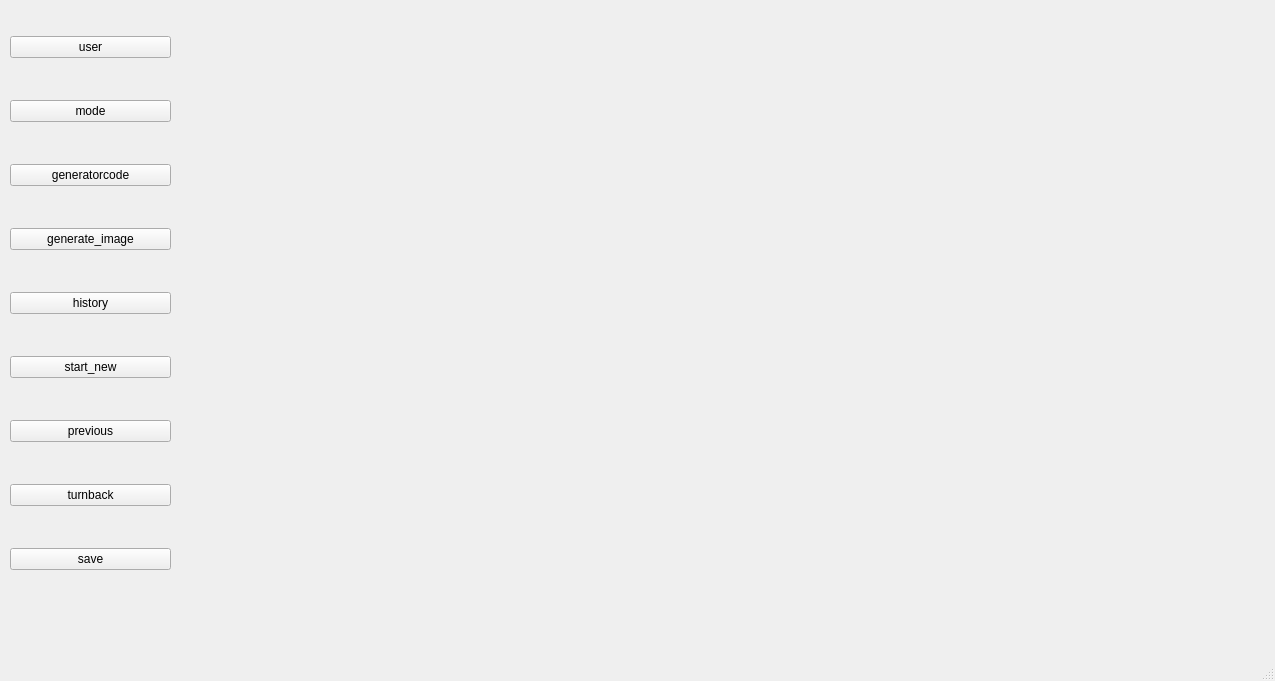
The window that mainwindow.ui (Frank-abcd/Neural-Network-Visualization) describes before a commit, drawn with Qt 5.
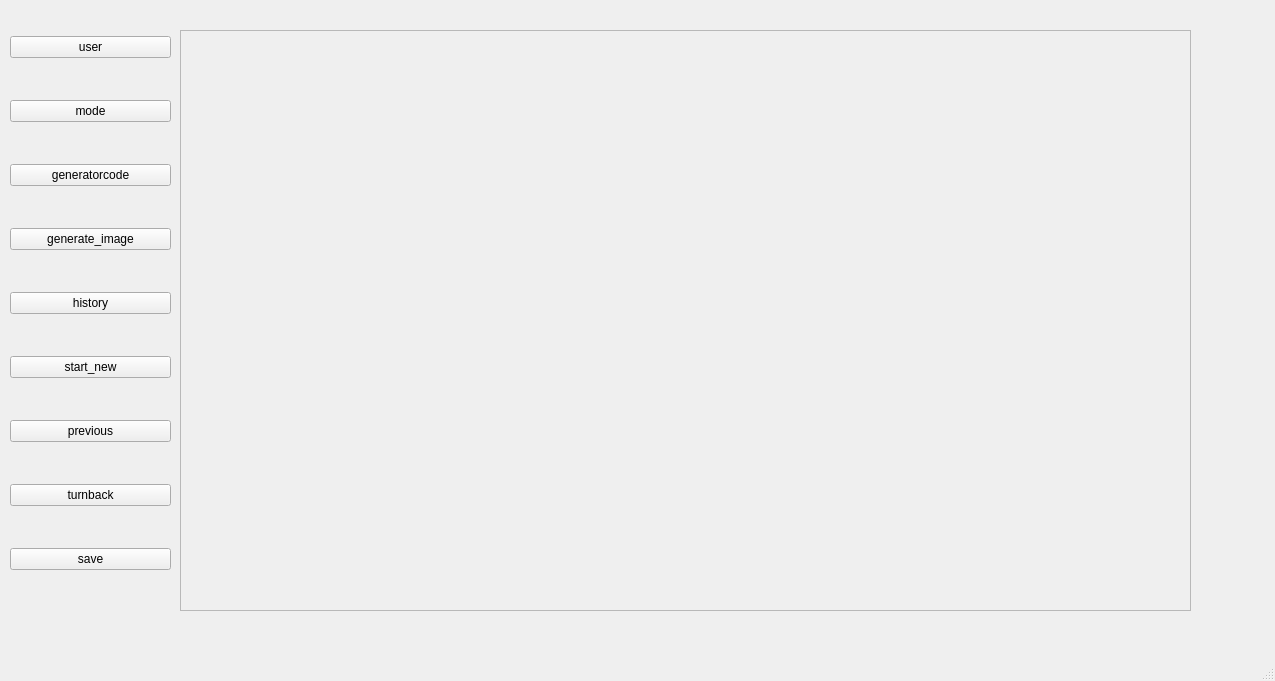
The same window after the commit.

```diff
--- a/mainwindow.ui
+++ b/mainwindow.ui
@@ -116,6 +116,35 @@
      </item>
     </layout>
    </widget>
+   <widget class="QWidget" name="verticalLayoutWidget">
+    <property name="geometry">
+     <rect>
+      <x>180</x>
+      <y>30</y>
+      <width>1011</width>
+      <height>581</height>
+     </rect>
+    </property>
+    <layout class="QVBoxLayout" name="verticalLayout_2">
+     <item>
+      <widget class="QScrollArea" name="scrollAreavisualizer">
+       <property name="widgetResizable">
+        <bool>true</bool>
+       </property>
+       <widget class="QWidget" name="scrollAreaWidgetContents_2">
+        <property name="geometry">
+         <rect>
+          <x>0</x>
+          <y>0</y>
+          <width>1007</width>
+          <height>577</height>
+         </rect>
+        </property>
+       </widget>
+      </widget>
+     </item>
+    </layout>
+   </widget>
   </widget>
   <widget class="QMenuBar" name="menubar">
    <property name="geometry">
```
Left out of the diff: 2 changed lines with no effect on the pictures.
